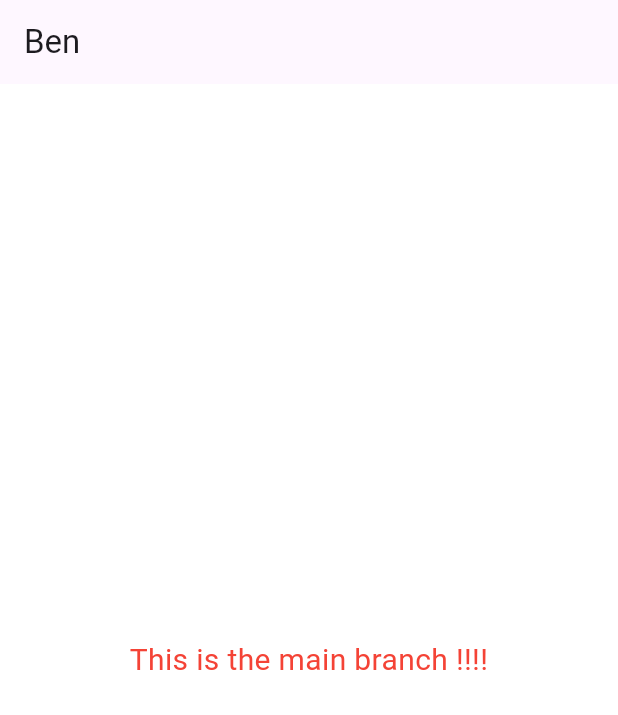
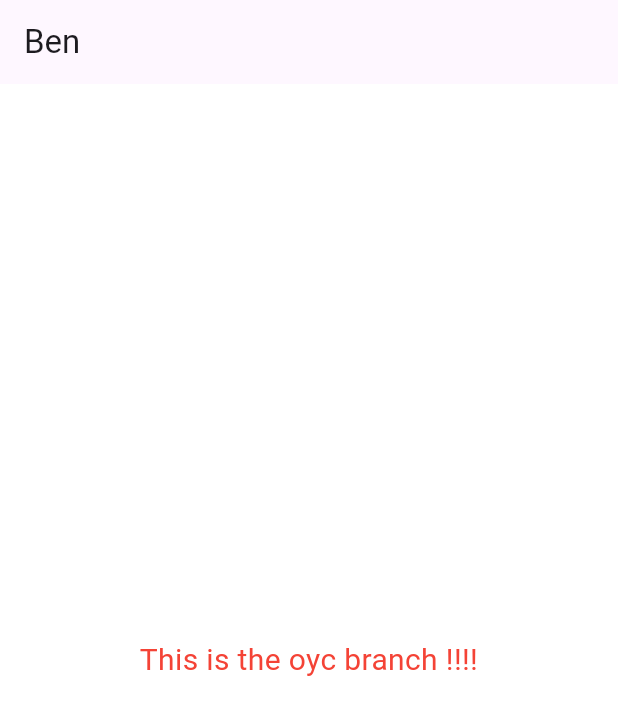
Before and after one commit to Benedict-Ik/Smartherd-flutter-tutorial, a Flutter app: the screen it shows after launch, on a phone screen of 412 x 824 dp. Shown: the top 715 px of the screen. Run offline on Flutter 3.47's test engine with Material 3 defaults, Android fonts, the phone set to English and light mode, and no system bars.

Commit message:
work in progress in main.dart. Also updated README.md

```diff
--- a/lib/main.dart
+++ b/lib/main.dart
@@ -4,7 +4,15 @@ import "package:flutter/material.dart";
 // Declare the entry point of the app
 // Purpose is to create and attach all widgets to the screen
 void main() {
-  runApp(MaterialApp(
+  runApp(FlutterApp());
+}
+
+class FlutterApp extends StatelessWidget {
+  const FlutterApp({super.key});
+
+  @override
+  Widget build(BuildContext context) {
+    return MaterialApp(
       title: "Flutter App",
       home: Scaffold(
           appBar: AppBar(title: Text("Ben")),
@@ -12,12 +20,13 @@ void main() {
             color: Colors.white,
             child: Center(
               child: Text(
-              "This is the main branch !!!!",
+                "This is the oyc branch !!!!",
                 textDirection: TextDirection.ltr,
                 textAlign: TextAlign.center,
                 style: TextStyle(fontSize: 20, color: Colors.red),
               ),
             ),
           )),
-  ));
+    );
   }
+}
```
Also changed, not shown: 1 other file. Lines whose indentation alone changed are shown as unchanged.
